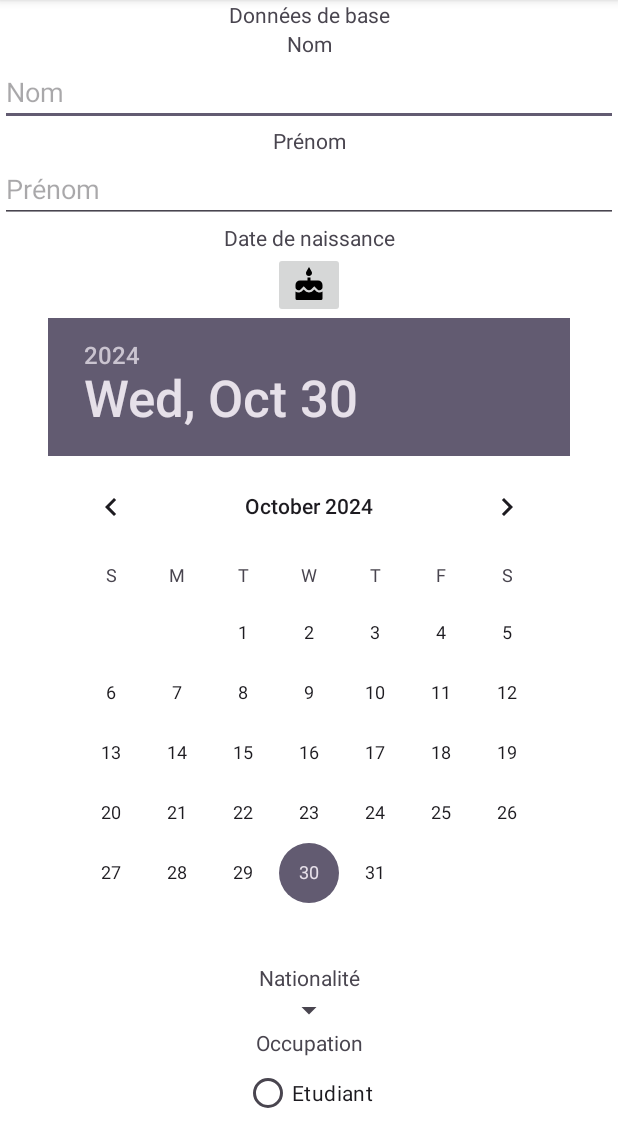
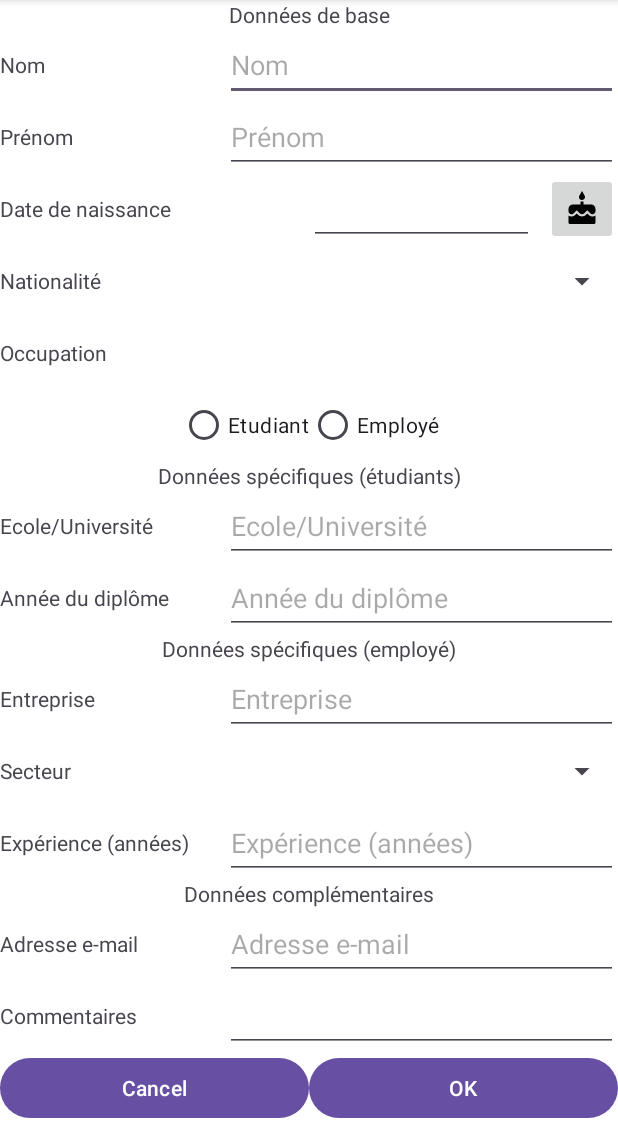
Before and after one commit to GuggisbergSimon/DAA-L2, an Android app: the screen it shows after launch (MainActivity), on a phone screen of 412 x 824 dp, the part 96-1236 px from its top. Run offline under Robolectric (Android 15) with nearby library versions, the phone set to English and light mode, and no system bars.

Commit message:
improve layout visibility

```diff
--- a/app/src/main/res/layout/activity_main.xml
+++ b/app/src/main/res/layout/activity_main.xml
@@ -16,64 +16,74 @@
 
     <TextView
         android:id="@+id/main_base_name_title"
-        android:layout_width="wrap_content"
-        android:layout_height="wrap_content"
         android:text="@string/main_base_name_title"
+        android:layout_width="@dimen/columnWidth"
+        android:layout_height="@dimen/lineHeight"
+        android:gravity="center_vertical"
         app:layout_constraintTop_toBottomOf="@id/main_base_title"
         app:layout_constraintStart_toStartOf="parent"
-        app:layout_constraintEnd_toEndOf="parent"
         app:layout_constraintHorizontal_bias="0.5" />
 
     <EditText
         android:id="@+id/main_base_name"
+        android:hint="@string/main_base_name_title"
         android:layout_width="0dp"
-        android:layout_height="wrap_content"
-        android:hint="@string/main_base_name_title"
-        app:layout_constraintTop_toBottomOf="@id/main_base_name_title"
-        app:layout_constraintStart_toStartOf="parent"
+        android:layout_height="@dimen/lineHeight"
+        app:layout_constraintTop_toTopOf="@id/main_base_name_title"
+        app:layout_constraintStart_toEndOf="@id/main_base_name_title"
         app:layout_constraintEnd_toEndOf="parent"
         app:layout_constraintHorizontal_bias="0.5" />
 
     <TextView
         android:id="@+id/main_base_firstname_title"
-        android:layout_width="wrap_content"
-        android:layout_height="wrap_content"
         android:text="@string/main_base_firstname_title"
-        app:layout_constraintTop_toBottomOf="@id/main_base_name"
+        android:layout_width="@dimen/columnWidth"
+        android:layout_height="@dimen/lineHeight"
+        android:gravity="center_vertical"
+        app:layout_constraintTop_toBottomOf="@id/main_base_name_title"
         app:layout_constraintStart_toStartOf="parent"
-        app:layout_constraintEnd_toEndOf="parent"
         app:layout_constraintHorizontal_bias="0.5" />
 
     <EditText
         android:id="@+id/main_base_firstname"
+        android:hint="@string/main_base_firstname_title"
         android:layout_width="0dp"
-        android:layout_height="wrap_content"
-        android:hint="@string/main_base_firstname_title"
-        app:layout_constraintTop_toBottomOf="@id/main_base_firstname_title"
-        app:layout_constraintStart_toStartOf="parent"
+        android:layout_height="@dimen/lineHeight"
+        app:layout_constraintTop_toTopOf="@id/main_base_firstname_title"
+        app:layout_constraintStart_toEndOf="@id/main_base_firstname_title"
         app:layout_constraintEnd_toEndOf="parent"
         app:layout_constraintHorizontal_bias="0.5" />
 
     <TextView
         android:id="@+id/main_base_birthdate_title"
-        android:layout_width="wrap_content"
-        android:layout_height="wrap_content"
         android:text="@string/main_base_birthdate_title"
-        app:layout_constraintTop_toBottomOf="@id/main_base_firstname"
+        android:layout_width="@dimen/columnWidth"
+        android:layout_height="@dimen/lineHeight"
+        android:gravity="center_vertical"
+        app:layout_constraintTop_toBottomOf="@id/main_base_firstname_title"
         app:layout_constraintStart_toStartOf="parent"
+        app:layout_constraintHorizontal_bias="0.5" />
+
+    <EditText
+        android:id="@+id/main_base_birthdate"
+        android:layout_width="150dp"
+        android:layout_height="@dimen/lineHeight"
+        app:layout_constraintTop_toTopOf="@id/main_base_birthdate_title"
+        app:layout_constraintStart_toEndOf="@id/main_base_birthdate_title"
         app:layout_constraintEnd_toEndOf="parent"
         app:layout_constraintHorizontal_bias="0.5" />
 
     <ImageButton
         android:id="@+id/cake"
         android:layout_width="wrap_content"
-        android:layout_height="wrap_content"
+        android:layout_height="@dimen/lineHeight"
         android:src="@drawable/cake"
-        app:layout_constraintTop_toBottomOf="@id/main_base_birthdate_title"
-        app:layout_constraintStart_toStartOf="parent"
+        app:layout_constraintTop_toTopOf="@id/main_base_birthdate_title"
+        app:layout_constraintStart_toEndOf="@id/main_base_birthdate"
         app:layout_constraintEnd_toEndOf="parent"
-        app:layout_constraintHorizontal_bias="0.5" />
+        app:layout_constraintHorizontal_bias="1.0" />
 
+    <!--
     <DatePicker
         android:id="@+id/main_base_birthdate"
         android:layout_width="wrap_content"
@@ -82,40 +92,42 @@
         app:layout_constraintStart_toStartOf="parent"
         app:layout_constraintEnd_toEndOf="parent"
         app:layout_constraintHorizontal_bias="0.5" />
+    -->
 
     <TextView
         android:id="@+id/main_base_nationality_title"
-        android:layout_width="wrap_content"
-        android:layout_height="wrap_content"
         android:text="@string/main_base_nationality_title"
-        app:layout_constraintTop_toBottomOf="@id/main_base_birthdate"
+        android:layout_width="@dimen/columnWidth"
+        android:layout_height="@dimen/lineHeight"
+        android:gravity="center_vertical"
+        app:layout_constraintTop_toBottomOf="@id/main_base_birthdate_title"
         app:layout_constraintStart_toStartOf="parent"
-        app:layout_constraintEnd_toEndOf="parent"
         app:layout_constraintHorizontal_bias="0.5" />
 
     <Spinner
         android:id="@+id/nationality"
-        android:layout_width="wrap_content"
-        android:layout_height="wrap_content"
-        app:layout_constraintTop_toBottomOf="@id/main_base_nationality_title"
-        app:layout_constraintStart_toStartOf="parent"
+        android:layout_width="0dp"
+        android:layout_height="@dimen/lineHeight"
+        app:layout_constraintTop_toTopOf="@id/main_base_nationality_title"
+        app:layout_constraintStart_toEndOf="@id/main_base_nationality_title"
         app:layout_constraintEnd_toEndOf="parent"
         app:layout_constraintHorizontal_bias="0.5" />
 
     <TextView
         android:id="@+id/main_base_occupation_title"
-        android:layout_width="wrap_content"
-        android:layout_height="wrap_content"
         android:text="@string/main_base_occupation_title"
-        app:layout_constraintTop_toBottomOf="@id/nationality"
+        android:layout_width="@dimen/columnWidth"
+        android:layout_height="@dimen/lineHeight"
+        android:gravity="center_vertical"
+        app:layout_constraintTop_toBottomOf="@id/main_base_nationality_title"
         app:layout_constraintStart_toStartOf="parent"
-        app:layout_constraintEnd_toEndOf="parent"
         app:layout_constraintHorizontal_bias="0.5" />
 
     <RadioGroup
         android:id="@+id/main_base_occupation"
         android:layout_width="wrap_content"
         android:layout_height="wrap_content"
+        android:orientation="horizontal"
         app:layout_constraintTop_toBottomOf="@id/main_base_occupation_title"
         app:layout_constraintStart_toStartOf="parent"
         app:layout_constraintEnd_toEndOf="parent"
@@ -123,23 +135,23 @@
 
         <RadioButton
             android:id="@+id/main_base_occupation_student"
+            android:text="@string/main_base_occupation_student"
             android:layout_width="wrap_content"
-            android:layout_height="wrap_content"
-            android:text="@string/main_base_occupation_student" />
+            android:layout_height="wrap_content" />
 
         <RadioButton
             android:id="@+id/main_base_occupation_worker"
+            android:text="@string/main_base_occupation_worker"
             android:layout_width="wrap_content"
-            android:layout_height="wrap_content"
-            android:text="@string/main_base_occupation_worker" />
+            android:layout_height="wrap_content" />
     </RadioGroup>
 
     <!-- STUDENT -->
     <TextView
         android:id="@+id/main_specific_students_title"
+        android:text="@string/main_specific_students_title"
         android:layout_width="wrap_content"
         android:layout_height="wrap_content"
-        android:text="@string/main_specific_students_title"
         app:layout_constraintTop_toBottomOf="@id/main_base_occupation"
         app:layout_constraintStart_toStartOf="parent"
         app:layout_constraintEnd_toEndOf="parent"
@@ -147,51 +159,52 @@
 
     <TextView
         android:id="@+id/main_specific_school_title"
-        android:layout_width="wrap_content"
-        android:layout_height="wrap_content"
         android:text="@string/main_specific_school_title"
+        android:layout_width="@dimen/columnWidth"
+        android:layout_height="@dimen/lineHeight"
+        android:gravity="center_vertical"
         app:layout_constraintTop_toBottomOf="@id/main_specific_students_title"
         app:layout_constraintStart_toStartOf="parent"
-        app:layout_constraintEnd_toEndOf="parent"
         app:layout_constraintHorizontal_bias="0.5" />
 
     <EditText
         android:id="@+id/main_specific_school"
+        android:hint="@string/main_specific_school_title"
         android:layout_width="0dp"
-        android:layout_height="wrap_content"
-        android:hint="@string/main_specific_school_title"
-        app:layout_constraintTop_toBottomOf="@id/main_specific_school_title"
-        app:layout_constraintStart_toStartOf="parent"
+        android:layout_height="@dimen/lineHeight"
+        app:layout_constraintTop_toTopOf="@id/main_specific_school_title"
+        app:layout_constraintStart_toEndOf="@id/main_specific_school_title"
         app:layout_constraintEnd_toEndOf="parent"
         app:layout_constraintHorizontal_bias="0.5" />
 
     <TextView
         android:id="@+id/main_specific_graduationyear_title"
-        android:layout_width="wrap_content"
-        android:layout_height="wrap_content"
         android:text="@string/main_specific_graduationyear_title"
-        app:layout_constraintTop_toBottomOf="@id/main_specific_school"
+        android:layout_width="@dimen/columnWidth"
+        android:layout_height="@dimen/lineHeight"
+        android:gravity="center_vertical"
+        app:layout_constraintTop_toBottomOf="@id/main_specific_school_title"
         app:layout_constraintStart_toStartOf="parent"
-        app:layout_constraintEnd_toEndOf="parent"
         app:layout_constraintHorizontal_bias="0.5" />
 
     <EditText
         android:id="@+id/main_specific_graduationyear"
+        android:hint="@string/main_specific_graduationyear_title"
         android:layout_width="0dp"
-        android:layout_height="wrap_content"
-        android:hint="@string/main_specific_graduationyear_title"
-        app:layout_constraintTop_toBottomOf="@id/main_specific_graduationyear_title"
-        app:layout_constraintStart_toStartOf="parent"
+        android:layout_height="@dimen/lineHeight"
+        app:layout_constraintTop_toTopOf="@id/main_specific_graduationyear_title"
+        app:layout_constraintStart_toEndOf="@id/main_specific_graduationyear_title"
         app:layout_constraintEnd_toEndOf="parent"
         app:layout_constraintHorizontal_bias="0.5" />
 
     <!-- EMPLOYEE -->
+    <!-- TODO change the constraint to be below occupation radiobuttons and not below student -->
 
     <TextView
         android:id="@+id/main_specific_workers_title"
+        android:text="@string/main_specific_workers_title"
         android:layout_width="wrap_content"
         android:layout_height="wrap_content"
-        android:text="@string/main_specific_workers_title"
         app:layout_constraintTop_toBottomOf="@id/main_specific_graduationyear"
         app:layout_constraintStart_toStartOf="parent"
         app:layout_constraintEnd_toEndOf="parent"
@@ -199,59 +212,132 @@
 
     <TextView
         android:id="@+id/main_specific_company_title"
-        android:layout_width="wrap_content"
-        android:layout_height="wrap_content"
         android:text="@string/main_specific_company_title"
+        android:layout_width="@dimen/columnWidth"
+        android:layout_height="@dimen/lineHeight"
+        android:gravity="center_vertical"
         app:layout_constraintTop_toBottomOf="@id/main_specific_workers_title"
         app:layout_constraintStart_toStartOf="parent"
-        app:layout_constraintEnd_toEndOf="parent"
         app:layout_constraintHorizontal_bias="0.5" />
 
     <EditText
         android:id="@+id/main_specific_company"
+        android:hint="@string/main_specific_company_title"
         android:layout_width="0dp"
+        android:layout_height="@dimen/lineHeight"
+        app:layout_constraintTop_toTopOf="@id/main_specific_company_title"
+        app:layout_constraintStart_toEndOf="@id/main_specific_company_title"
+        app:layout_constraintEnd_toEndOf="parent"
+        app:layout_constraintHorizontal_bias="0.5" />
+
+    <TextView
+        android:id="@+id/main_specific_sector_title"
+        android:text="@string/main_specific_sector_title"
+        android:layout_width="@dimen/columnWidth"
+        android:layout_height="@dimen/lineHeight"
+        android:gravity="center_vertical"
+        app:layout_constraintTop_toBottomOf="@id/main_specific_company_title"
+        app:layout_constraintStart_toStartOf="parent"
+        app:layout_constraintHorizontal_bias="0.5" />
+
+    <Spinner
+        android:id="@+id/sector"
+        android:layout_width="0dp"
+        android:layout_height="@dimen/lineHeight"
+        app:layout_constraintTop_toTopOf="@id/main_specific_sector_title"
+        app:layout_constraintStart_toEndOf="@id/main_specific_sector_title"
+        app:layout_constraintEnd_toEndOf="parent"
+        app:layout_constraintHorizontal_bias="0.5" />
+
+    <TextView
+        android:id="@+id/main_specific_experience_title"
+        android:text="@string/main_specific_experience_title"
+        android:layout_width="@dimen/columnWidth"
+        android:layout_height="@dimen/lineHeight"
+        android:gravity="center_vertical"
+        app:layout_constraintTop_toBottomOf="@id/main_specific_sector_title"
+        app:layout_constraintStart_toStartOf="parent"
+        app:layout_constraintHorizontal_bias="0.5" />
+
+    <EditText
+        android:id="@+id/main_specific_experience"
+        android:hint="@string/main_specific_experience_title"
+        android:layout_width="0dp"
+        android:layout_height="@dimen/lineHeight"
+        app:layout_constraintTop_toTopOf="@id/main_specific_experience_title"
+        app:layout_constraintStart_toEndOf="@id/main_specific_experience_title"
+        app:layout_constraintEnd_toEndOf="parent"
+        app:layout_constraintHorizontal_bias="0.5" />
+
+    <!-- COMPLEMENTARY -->
+    <!-- TODO change the constraint to be below occupation below everything (how ?) -->
+
+    <TextView
+        android:id="@+id/main_complementary_title"
+        android:text="@string/additional_title"
+        android:layout_width="wrap_content"
         android:layout_height="wrap_content"
-        android:hint="@string/main_specific_company_title"
-        app:layout_constraintTop_toBottomOf="@id/main_specific_company_title"
+        app:layout_constraintTop_toBottomOf="@id/main_specific_experience_title"
         app:layout_constraintStart_toStartOf="parent"
         app:layout_constraintEnd_toEndOf="parent"
         app:layout_constraintHorizontal_bias="0.5" />
 
     <TextView
-        android:id="@+id/main_specific_sector_title"
-        android:layout_width="wrap_content"
-        android:layout_height="wrap_content"
-        android:text="@string/main_specific_sector_title"
-        app:layout_constraintTop_toBottomOf="@id/main_specific_company"
+        android:id="@+id/main_complementary_email_title"
+        android:text="@string/additional_email_title"
+        android:layout_width="@dimen/columnWidth"
+        android:layout_height="@dimen/lineHeight"
+        android:gravity="center_vertical"
+        app:layout_constraintTop_toBottomOf="@id/main_complementary_title"
         app:layout_constraintStart_toStartOf="parent"
-        app:layout_constraintEnd_toEndOf="parent"
         app:layout_constraintHorizontal_bias="0.5" />
 
-    <Spinner
-        android:id="@+id/sector"
-        android:layout_width="wrap_content"
-        android:layout_height="wrap_content"
-        app:layout_constraintTop_toBottomOf="@id/main_specific_sector_title"
-        app:layout_constraintStart_toStartOf="parent"
+    <EditText
+        android:id="@+id/main_complementary_email"
+        android:hint="@string/additional_email_title"
+        android:layout_width="0dp"
+        android:layout_height="@dimen/lineHeight"
+        app:layout_constraintTop_toTopOf="@id/main_complementary_email_title"
+        app:layout_constraintStart_toEndOf="@id/main_complementary_email_title"
         app:layout_constraintEnd_toEndOf="parent"
         app:layout_constraintHorizontal_bias="0.5" />
 
     <TextView
-        android:id="@+id/main_specific_experience_title"
-        android:layout_width="wrap_content"
-        android:layout_height="wrap_content"
-        android:text="@string/main_specific_experience_title"
-        app:layout_constraintTop_toBottomOf="@id/sector"
+        android:id="@+id/main_complementary_remarks_title"
+        android:text="@string/additional_remarks_title"
+        android:layout_width="@dimen/columnWidth"
+        android:layout_height="@dimen/lineHeight"
+        android:gravity="center_vertical"
+        app:layout_constraintTop_toBottomOf="@id/main_complementary_email_title"
         app:layout_constraintStart_toStartOf="parent"
+        app:layout_constraintHorizontal_bias="0.5" />
+
+    <EditText
+        android:id="@+id/main_complementary_remarks"
+        android:layout_width="0dp"
+        android:layout_height="@dimen/lineHeight"
+        app:layout_constraintTop_toTopOf="@id/main_complementary_remarks_title"
+        app:layout_constraintStart_toEndOf="@id/main_complementary_remarks_title"
         app:layout_constraintEnd_toEndOf="parent"
         app:layout_constraintHorizontal_bias="0.5" />
 
-    <EditText
+    <Button
+        android:id="@+id/btn_cancel"
+        android:text="@string/btn_cancel"
         android:layout_width="0dp"
         android:layout_height="wrap_content"
-        android:hint="@string/main_specific_experience_title"
-        app:layout_constraintTop_toBottomOf="@id/main_specific_experience_title"
+        app:layout_constraintTop_toBottomOf="@id/main_complementary_remarks"
         app:layout_constraintStart_toStartOf="parent"
+        app:layout_constraintEnd_toStartOf="@id/btn_ok"
+        app:layout_constraintHorizontal_bias="0.5" />
+
+    <Button
+        android:id="@+id/btn_ok"
+        android:text="@string/btn_ok"
+        android:layout_width="0dp"
+        android:layout_height="wrap_content"
+        app:layout_constraintTop_toBottomOf="@id/main_complementary_remarks"
+        app:layout_constraintStart_toEndOf="@id/btn_cancel"
         app:layout_constraintEnd_toEndOf="parent"
         app:layout_constraintHorizontal_bias="0.5" />
 
--- /dev/null
+++ b/app/src/main/res/values/dimens.xml
@@ -0,0 +1,5 @@
+<?xml version="1.0" encoding="utf-8"?>
+<resources>
+    <dimen name="lineHeight">48dp</dimen>
+    <dimen name="columnWidth">150dp</dimen>
+</resources>
```
